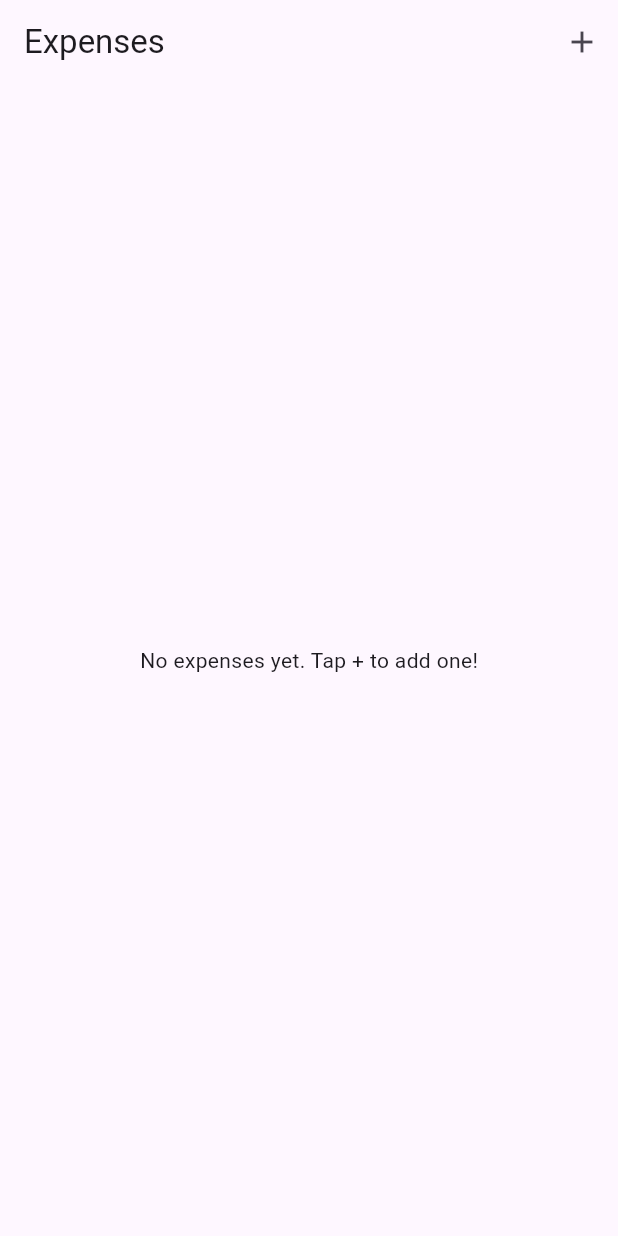
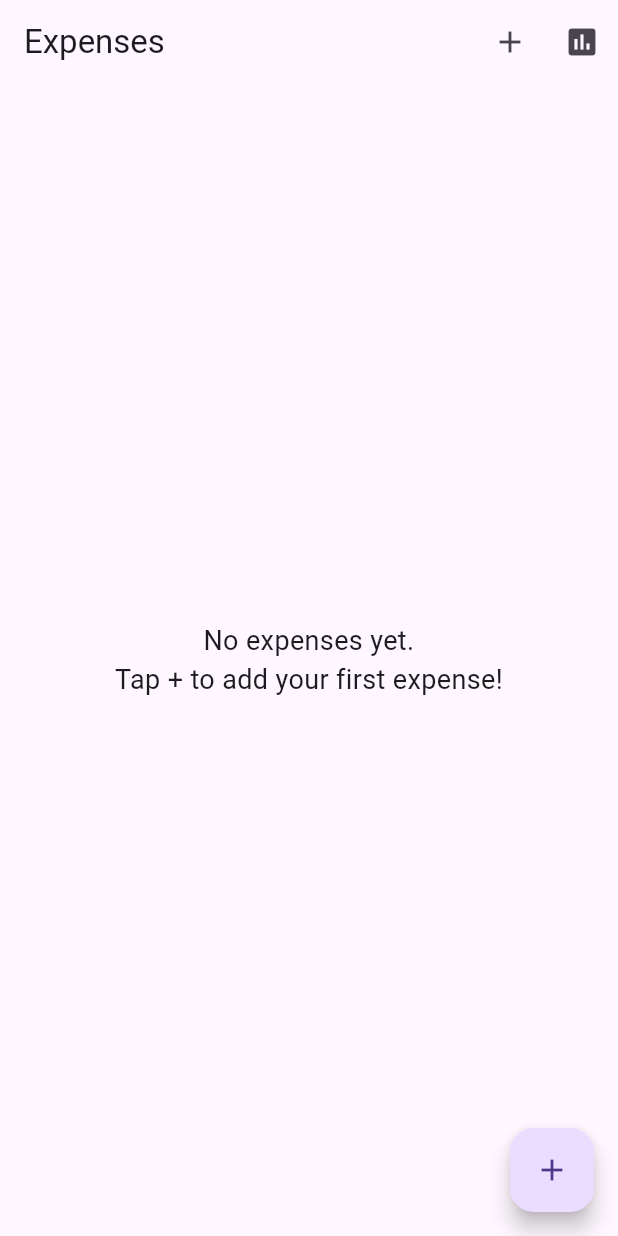
Before and after one commit to khanshairer/sharierk-sharier-khan-comp4768-a3, a Flutter app: the screen it shows after launch, on a phone screen of 412 x 824 dp. Run offline on Flutter 3.47's test engine with Material 3 defaults, Android fonts, the phone set to English and light mode, and no system bars; our stand-ins replace flutter_riverpod, go_router, hive, hive_flutter; accounts and stored records are empty.

Commit message:
add see chart page option in the App Bar

```diff
--- a/lib/screens/list_screen.dart
+++ b/lib/screens/list_screen.dart
@@ -1,7 +1,8 @@
-// lib/screens/list_screen.dart
 import 'package:flutter/material.dart';
 import 'package:flutter_riverpod/flutter_riverpod.dart';
 import 'package:go_router/go_router.dart';
+import 'package:intl/intl.dart';
+import '../models/expense.dart';
 import '../providers/expense_provider.dart';
 
 class ListScreen extends ConsumerWidget {
@@ -17,11 +18,20 @@ class ListScreen extends ConsumerWidget {
         actions: [
           IconButton(
             icon: const Icon(Icons.add),
-            onPressed: () => context.push('/edit/new'),
+            onPressed: () => context.go('/add'),
+          ),
+          IconButton(
+            icon: const Icon(Icons.insert_chart),
+            onPressed: () => context.go('/see_charts'),
+            tooltip: 'View Charts',
           ),
         ],
       ),
       body: _buildBody(state, context, ref),
+      floatingActionButton: FloatingActionButton(
+        onPressed: () => context.push('/add'),
+        child: const Icon(Icons.add),
+      ),
     );
   }
 
@@ -31,30 +41,43 @@ class ListScreen extends ConsumerWidget {
     }
 
     if (state.error != null) {
-      return Center(child: Text(state.error!));
+      return Center(child: Text('Error: ${state.error!}'));
     }
 
     if (state.expenses.isEmpty) {
-      return const Center(child: Text('No expenses yet. Tap + to add one!'));
+      return const Center(
+        child: Text(
+          'No expenses yet.\nTap + to add your first expense!',
+          textAlign: TextAlign.center,
+          style: TextStyle(fontSize: 18),
+        ),
+      );
     }
 
     return RefreshIndicator(
-      onRefresh: () => ref.read(expenseProvider.notifier)._loadExpenses(),
+      onRefresh: () => ref.read(expenseProvider.notifier).loadExpenses(),
       child: ListView.builder(
         itemCount: state.expenses.length,
         itemBuilder: (context, index) {
           final expense = state.expenses[index];
           return Dismissible(
-            key: Key(expense.key.toString()),
+            key: Key(expense.hiveKey.toString()),
             background: Container(color: Colors.red),
-            confirmDismiss: (_) => _confirmDelete(context, expense.key, ref),
+            confirmDismiss:
+                (_) => _confirmDelete(context, expense.hiveKey, ref),
             child: Card(
               margin: const EdgeInsets.symmetric(horizontal: 16, vertical: 8),
               child: ListTile(
-                title: Text(expense.name),
-                subtitle: Text('\$${expense.amount.toStringAsFixed(2)}'),
-                trailing: Text(expense.date.toString()),
-                onTap: () => context.push('/edit/${expense.key}'),
+                title: Text(expense.description),
+                subtitle: Text(
+                  '\$${expense.amount.toStringAsFixed(2)} • ${expense.category}',
+                  style: const TextStyle(fontSize: 14),
+                ),
+                trailing: Text(
+                  DateFormat('MMM dd').format(expense.date),
+                  style: const TextStyle(fontSize: 14),
+                ),
+                onTap: () => context.push('/edit/${expense.hiveKey}'),
               ),
             ),
           );
@@ -65,15 +88,19 @@ class ListScreen extends ConsumerWidget {
 
   Future<bool> _confirmDelete(
     BuildContext context,
-    int key,
+    int? hiveKey,
     WidgetRef ref,
   ) async {
+    if (hiveKey == null) return false;
+
     return await showDialog<bool>(
           context: context,
           builder:
               (context) => AlertDialog(
                 title: const Text('Delete Expense'),
-                content: const Text('Are you sure?'),
+                content: const Text(
+                  'Are you sure you want to delete this expense?',
+                ),
                 actions: [
                   TextButton(
                     onPressed: () => Navigator.pop(context, false),
@@ -81,10 +108,13 @@ class ListScreen extends ConsumerWidget {
                   ),
                   TextButton(
                     onPressed: () {
-                      ref.read(expenseProvider.notifier).deleteExpense(key);
+                      ref.read(expenseProvider.notifier).deleteExpense(hiveKey);
                       Navigator.pop(context, true);
                     },
-                    child: const Text('Delete'),
+                    child: const Text(
+                      'Delete',
+                      style: TextStyle(color: Colors.red),
+                    ),
                   ),
                 ],
               ),
```
